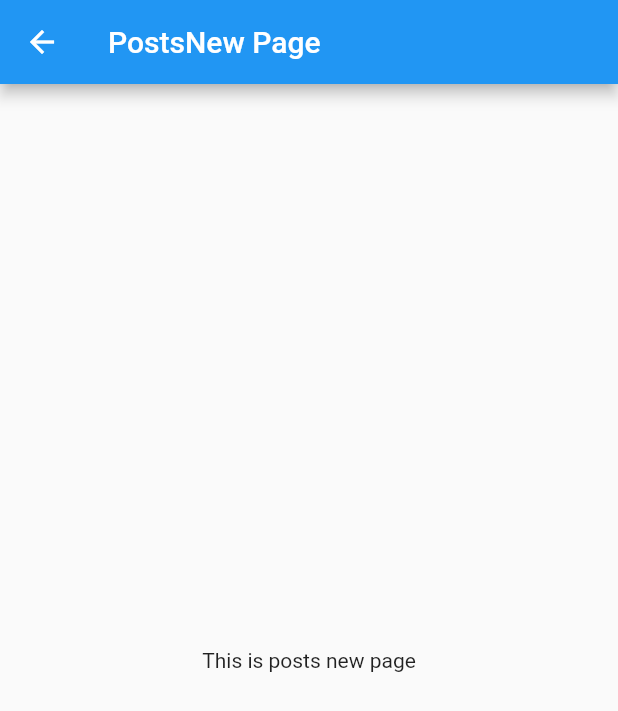
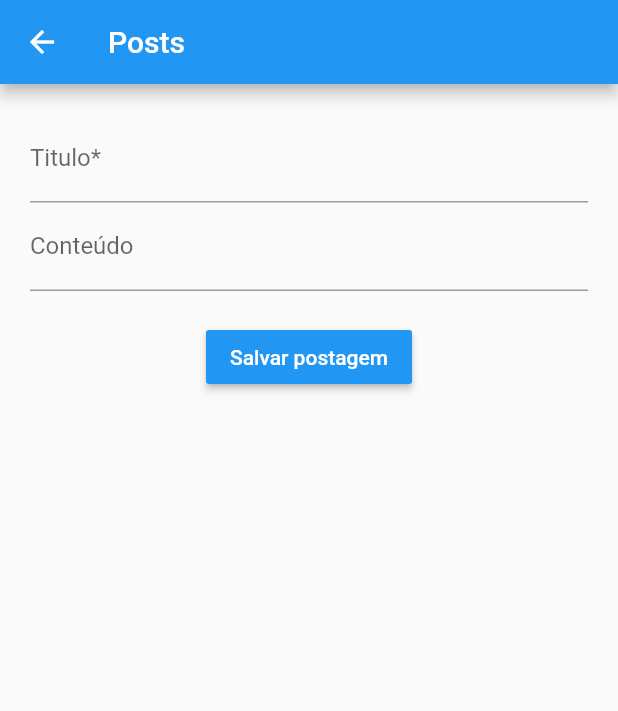
Before and after one commit to LordDeveloperJulio-zz/CRUD-Firebase-Flutter, a Flutter app: the PostsNewPage screen opened directly, on a phone screen of 412 x 824 dp. Shown: the top 711 px of the screen. Run offline on Flutter 3.47's test engine with Material 2 defaults, Android fonts, the phone set to English and light mode, and no system bars; our stand-ins replace cloud_firestore, email_validator, firebase_auth; accounts and stored records are empty.

Commit message:
Criando postagem

```diff
--- a/lib/telas/PostsNewPage.dart
+++ b/lib/telas/PostsNewPage.dart
@@ -1,21 +1,100 @@
+import 'package:cloud_firestore/cloud_firestore.dart';
+import 'package:firebase_auth/firebase_auth.dart';
 import 'package:flutter/material.dart';
+import 'package:provider/provider.dart';
 
 class PostsNewPage extends StatefulWidget {
-
   @override
   _PostsNewPageState createState() => _PostsNewPageState();
 }
 
 class _PostsNewPageState extends State<PostsNewPage> {
+  final GlobalKey<FormState> _postNewFormKey = GlobalKey<FormState>();
+  final titleInputController = TextEditingController();
+  final contentInputController = TextEditingController();
+
+  // https://flutter.dev/docs/development/ui/interactive#step-3-subclass-state
+  bool _isSubmitting = false;
 
   @override
   Widget build(BuildContext context) {
     return Scaffold(
       appBar: AppBar(
-        title: Text("PostsNew Page"),
+        title: Text("Posts"),
       ),
-      body: Center(
-          child: Text('This is posts new page')
+      body: Container(
+        padding: const EdgeInsets.all(20.0),
+        child: SingleChildScrollView(
+          child: Form(
+            key: _postNewFormKey,
+            child: Column(
+              children: <Widget>[
+                TextFormField(
+                  decoration: InputDecoration(
+                      labelText: 'Titulo*', hintText: "Título"
+                  ),
+                  controller: titleInputController,
+                  validator: (value) {
+                    if (value.isEmpty) {
+                      return "Por favor insira um título.";
+                    }
+                    return null;
+                  },
+                ),
+                TextFormField(
+                  decoration: InputDecoration(
+                      labelText: 'Conteúdo', hintText: "Publique o conteúdo aqui..."
+                  ),
+                  controller: contentInputController,
+                ),
+                Padding(
+                  padding: EdgeInsets.all(20.0),
+                  child: _isSubmitting ? // https://stackoverflow.com/a/53497047
+                  Center(child: CircularProgressIndicator())
+                      :
+                  RaisedButton(
+                    child: Text("Salvar postagem"),
+                    color: Theme.of(context).primaryColor,
+                    textColor: Colors.white,
+                    onPressed: () async {
+                      if (_postNewFormKey.currentState.validate()) {
+                        try {
+                          setState(() {
+                            _isSubmitting = true;
+                          });
+
+                          final user = Provider.of<FirebaseUser>(context, listen: false);
+
+                          await Firestore.instance
+                              .collection('users')
+                              .document(user.uid)
+                              .collection("posts")
+                              .document()
+                              .setData({
+                            "title": titleInputController.text,
+                            "content": contentInputController.text,
+                            "createdAt": FieldValue.serverTimestamp(),
+                            "updatedAt": FieldValue.serverTimestamp()
+                          });
+
+                          // https://stackoverflow.com/a/46713257/6037441
+                          // https://stackoverflow.com/a/45889342/6037441
+                          Navigator.of(context)
+                              .pushNamedAndRemoveUntil('/', (Route<dynamic> route) => false);
+                        } catch (e) {
+                          print('Ocorreu um erro!!!: $e');
+                          setState(() {
+                            _isSubmitting = false;
+                          });
+                        }
+                      }
+                    },
+                  ),
+                ),
+              ],
+            ),
+          ),
+        ),
       ),
     );
   }
```
Also changed, not shown: lib/telas/HomePage.dart (+20 -0 lines).
